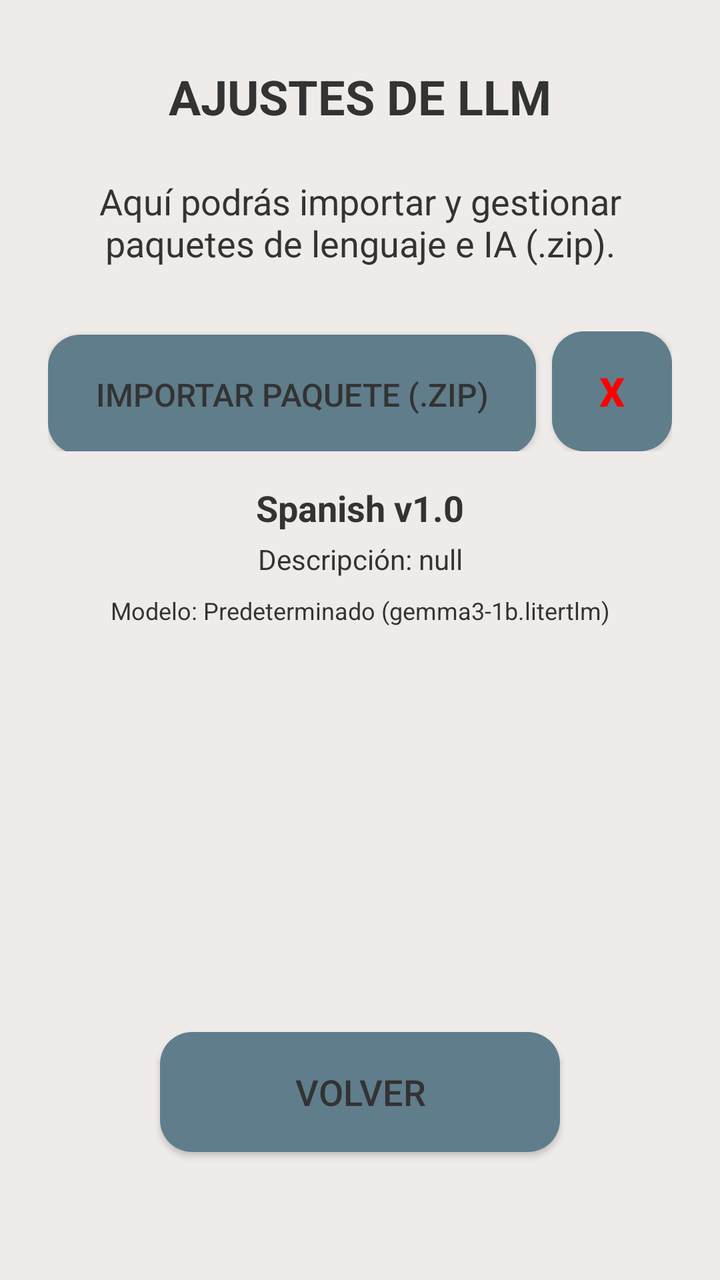
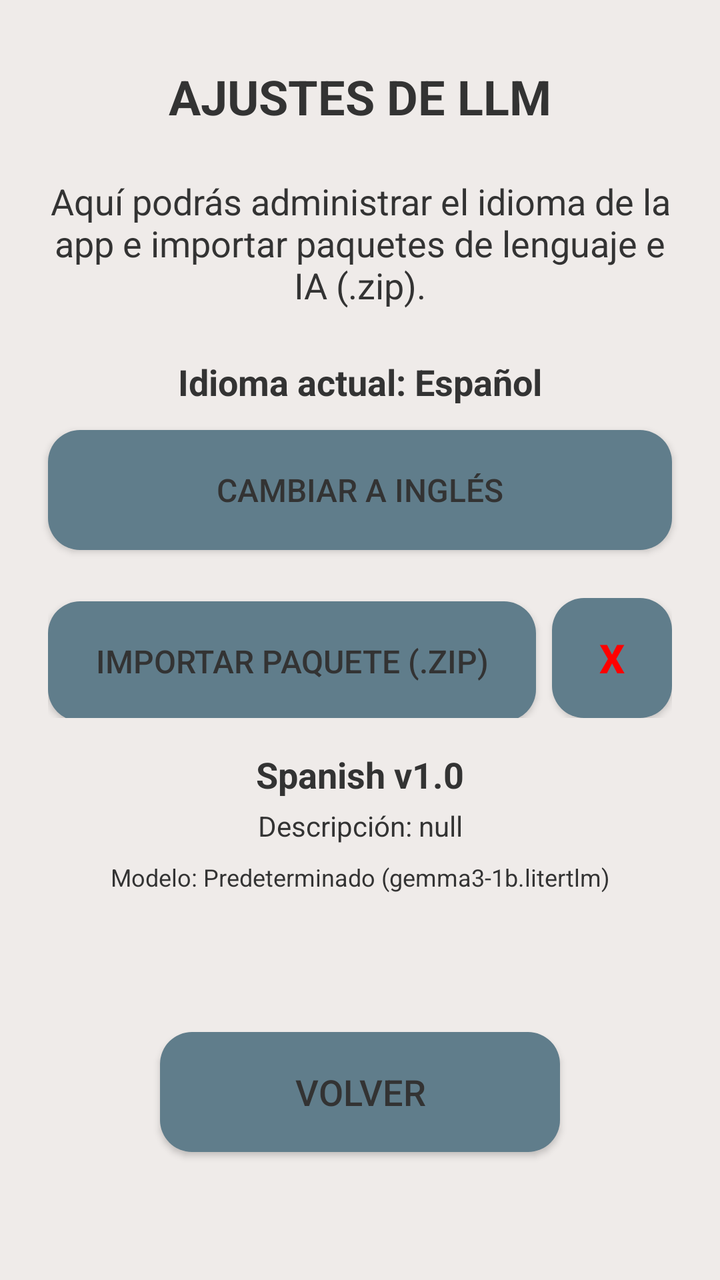

Compare the two renders of this Android layout. The source of the first and the diff that turns it into the second are given below.
<!-- AndroidManifest.xml: application theme Theme.Lets -->
<!-- res/layout/settings_menu.xml -->
<?xml version="1.0" encoding="utf-8"?>
<androidx.core.widget.NestedScrollView xmlns:android="http://schemas.android.com/apk/res/android"
    xmlns:app="http://schemas.android.com/apk/res-auto"
    xmlns:tools="http://schemas.android.com/tools"
    android:layout_width="match_parent"
    android:layout_height="match_parent"
    android:background="@color/main_background"
    android:clickable="true"
    android:focusable="true"
    android:fillViewport="true">

    <androidx.constraintlayout.widget.ConstraintLayout
        android:layout_width="match_parent"
        android:layout_height="wrap_content"
        android:paddingBottom="32dp">

        <TextView
            android:id="@+id/settings_title"
            android:layout_width="wrap_content"
            android:layout_height="wrap_content"
            android:layout_marginTop="32dp"
            android:text="AJUSTES DE LLM"
            android:textColor="@color/dark_gray"
            android:textSize="24sp"
            android:textStyle="bold"
            app:layout_constraintEnd_toEndOf="parent"
            app:layout_constraintStart_toStartOf="parent"
            app:layout_constraintTop_toTopOf="parent" />

        <TextView
            android:id="@+id/settings_content"
            android:layout_width="0dp"
            android:layout_height="wrap_content"
            android:layout_margin="24dp"
            android:gravity="center"
            android:text="Aquí podrás importar y gestionar paquetes de lenguaje e IA (.zip)."
            android:textColor="@color/dark_gray"
            android:textSize="18sp"
            app:layout_constraintEnd_toEndOf="parent"
            app:layout_constraintStart_toStartOf="parent"
            app:layout_constraintTop_toBottomOf="@id/settings_title" />

        <LinearLayout
            android:id="@+id/llm_model_container"
            android:layout_width="0dp"
            android:layout_height="wrap_content"
            android:layout_marginStart="24dp"
            android:layout_marginTop="32dp"
            android:layout_marginEnd="24dp"
            android:orientation="horizontal"
            app:layout_constraintEnd_toEndOf="parent"
            app:layout_constraintStart_toStartOf="parent"
            app:layout_constraintTop_toBottomOf="@id/settings_content">

            <Button
                android:id="@+id/btn_import_model"
                android:layout_width="0dp"
                android:layout_height="60dp"
                android:layout_weight="1"
                android:background="@drawable/panel_background"
                android:text="IMPORTAR PAQUETE (.ZIP)"
                android:textColor="@color/dark_gray"
                android:textSize="16sp" />

            <Button
                android:id="@+id/btn_clear_model"
                android:layout_width="60dp"
                android:layout_height="60dp"
                android:layout_marginStart="8dp"
                android:background="@drawable/panel_background"
                android:text="X"
                android:textColor="@color/red"
                android:textSize="20sp"
                android:textStyle="bold" />
        </LinearLayout>

        <TextView
            android:id="@+id/tv_package_title"
            android:layout_width="0dp"
            android:layout_height="wrap_content"
            android:layout_marginStart="24dp"
            android:layout_marginTop="16dp"
            android:layout_marginEnd="24dp"
            android:gravity="center"
            android:text="Spanish v1.0"
            android:textColor="@color/dark_gray"
            android:textSize="18sp"
            android:textStyle="bold"
            app:layout_constraintEnd_toEndOf="parent"
            app:layout_constraintStart_toStartOf="parent"
            app:layout_constraintTop_toBottomOf="@id/llm_model_container" />

        <TextView
            android:id="@+id/tv_package_description"
            android:layout_width="0dp"
            android:layout_height="wrap_content"
            android:layout_marginStart="24dp"
            android:layout_marginTop="4dp"
            android:layout_marginEnd="24dp"
            android:gravity="center"
            android:text="Descripción: null"
            android:textColor="@color/dark_gray"
            android:textSize="14sp"
            app:layout_constraintEnd_toEndOf="parent"
            app:layout_constraintStart_toStartOf="parent"
            app:layout_constraintTop_toBottomOf="@id/tv_package_title" />

        <TextView
            android:id="@+id/tv_model_status"
            android:layout_width="0dp"
            android:layout_height="wrap_content"
            android:layout_marginStart="24dp"
            android:layout_marginTop="8dp"
            android:layout_marginEnd="24dp"
            android:gravity="center"
            android:text="Modelo: Predeterminado (gemma3-1b.litertlm)"
            android:textColor="@color/dark_gray"
            android:textSize="12sp"
            app:layout_constraintEnd_toEndOf="parent"
            app:layout_constraintStart_toStartOf="parent"
            app:layout_constraintTop_toBottomOf="@id/tv_package_description" />

        <Button
            android:id="@+id/btn_back_settings"
            android:layout_width="200dp"
            android:layout_height="60dp"
            android:layout_marginTop="48dp"
            android:layout_marginBottom="32dp"
            android:background="@drawable/panel_background"
            android:text="VOLVER"
            android:textColor="@color/dark_gray"
            android:textSize="18sp"
            app:layout_constraintBottom_toBottomOf="parent"
            app:layout_constraintEnd_toEndOf="parent"
            app:layout_constraintStart_toStartOf="parent"
            app:layout_constraintTop_toBottomOf="@id/tv_model_status"
            app:layout_constraintVertical_bias="1.0" />

    </androidx.constraintlayout.widget.ConstraintLayout>
</androidx.core.widget.NestedScrollView>
<!-- resources referenced by this layout -->
<resources>
  <color name="dark_gray">#333333</color>
  <color name="main_background">#EFEBE9</color>
  <color name="red">#FF0000</color>
  <!-- drawable panel_background (drawable) -->
  <?xml version="1.0" encoding="utf-8"?>
  <shape xmlns:android="http://schemas.android.com/apk/res/android">
      <solid android:color="@color/panel_background" />
      <corners android:radius="16dp" />
  </shape>
  <style name="Theme.Lets" parent="Theme.Material3.DayNight.NoActionBar">
          
          <item name="colorPrimary">@color/md_theme_primary</item>
          <item name="colorOnPrimary">@color/md_theme_onPrimary</item>
          <item name="colorPrimaryContainer">@color/md_theme_primaryContainer</item>
          <item name="colorOnPrimaryContainer">@color/md_theme_onPrimaryContainer</item>
  
          
          <item name="colorSurface">@color/md_theme_surface</item>
          <item name="colorOnSurface">@color/md_theme_onSurface</item>
          <item name="colorSurfaceVariant">@color/md_theme_surfaceVariant</item>
          <item name="colorOnSurfaceVariant">@color/md_theme_onSurfaceVariant</item>
  
          
          <item name="android:statusBarColor">@android:color/transparent</item>
      </style>
  <color name="panel_background">#607D8B</color>
  <color name="md_theme_primary">#D0BCFF</color>
  <color name="md_theme_onPrimary">#381E72</color>
  <color name="md_theme_primaryContainer">#4F378B</color>
  <color name="md_theme_onPrimaryContainer">#EADDFF</color>
  <color name="md_theme_surface">#141218</color>
  <color name="md_theme_onSurface">#E6E0E9</color>
  <color name="md_theme_surfaceVariant">#49454F</color>
  <color name="md_theme_onSurfaceVariant">#CAC4D0</color>
</resources>

<!-- the commit's change to res/layout/settings_menu.xml (unified diff, before → after) -->
@@ -33,24 +33,55 @@
             android:layout_height="wrap_content"
             android:layout_margin="24dp"
             android:gravity="center"
-            android:text="Aquí podrás importar y gestionar paquetes de lenguaje e IA (.zip)."
+            android:text="Aquí podrás administrar el idioma de la app e importar paquetes de lenguaje e IA (.zip)."
             android:textColor="@color/dark_gray"
             android:textSize="18sp"
             app:layout_constraintEnd_toEndOf="parent"
             app:layout_constraintStart_toStartOf="parent"
             app:layout_constraintTop_toBottomOf="@id/settings_title" />
 
+        <TextView
+            android:id="@+id/tv_language_title"
+            android:layout_width="0dp"
+            android:layout_height="wrap_content"
+            android:layout_marginStart="24dp"
+            android:layout_marginTop="24dp"
+            android:layout_marginEnd="24dp"
+            android:gravity="center"
+            android:text="Idioma actual: Español"
+            android:textColor="@color/dark_gray"
+            android:textSize="18sp"
+            android:textStyle="bold"
+            app:layout_constraintEnd_toEndOf="parent"
+            app:layout_constraintStart_toStartOf="parent"
+            app:layout_constraintTop_toBottomOf="@id/settings_content" />
+
+        <Button
+            android:id="@+id/btn_change_language"
+            android:layout_width="0dp"
+            android:layout_height="60dp"
+            android:layout_marginStart="24dp"
+            android:layout_marginTop="12dp"
+            android:layout_marginEnd="24dp"
+            android:background="@drawable/panel_background"
+            android:text="CAMBIAR A INGLÉS"
+            android:textColor="@color/dark_gray"
+            android:textSize="16sp"
+            app:layout_constraintEnd_toEndOf="parent"
+            app:layout_constraintStart_toStartOf="parent"
+            app:layout_constraintTop_toBottomOf="@id/tv_language_title" />
+
         <LinearLayout
             android:id="@+id/llm_model_container"
             android:layout_width="0dp"
             android:layout_height="wrap_content"
             android:layout_marginStart="24dp"
-            android:layout_marginTop="32dp"
+            android:layout_marginTop="24dp"
             android:layout_marginEnd="24dp"
             android:orientation="horizontal"
             app:layout_constraintEnd_toEndOf="parent"
             app:layout_constraintStart_toStartOf="parent"
-            app:layout_constraintTop_toBottomOf="@id/settings_content">
+            app:layout_constraintTop_toBottomOf="@id/btn_change_language">
 
             <Button
                 android:id="@+id/btn_import_model"
